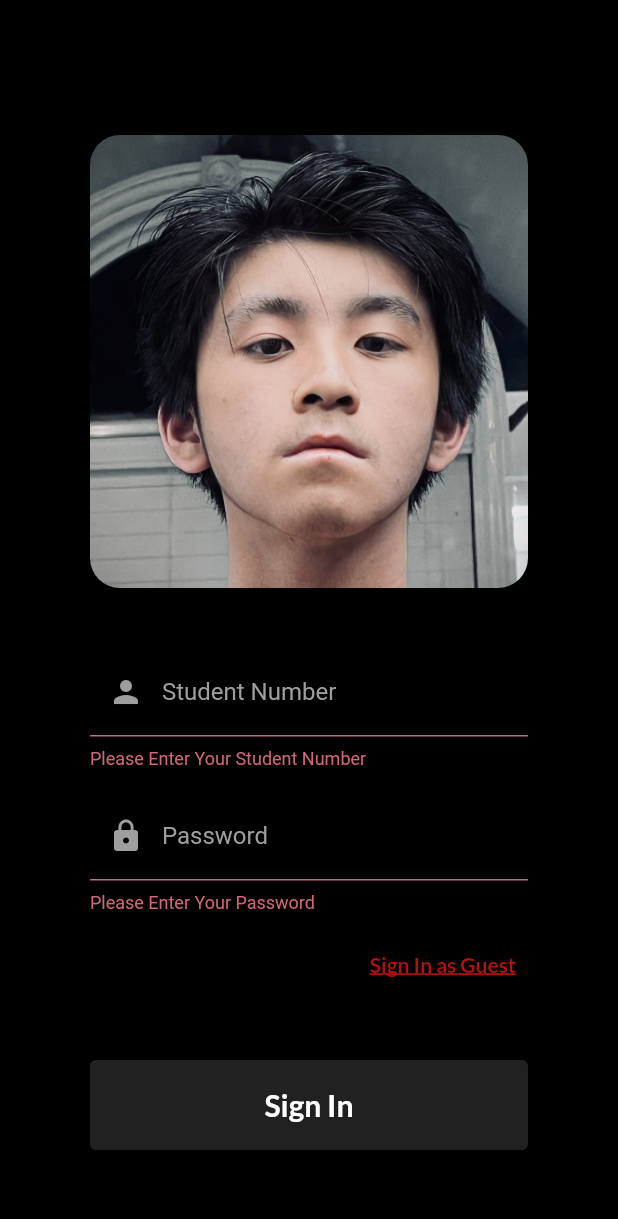
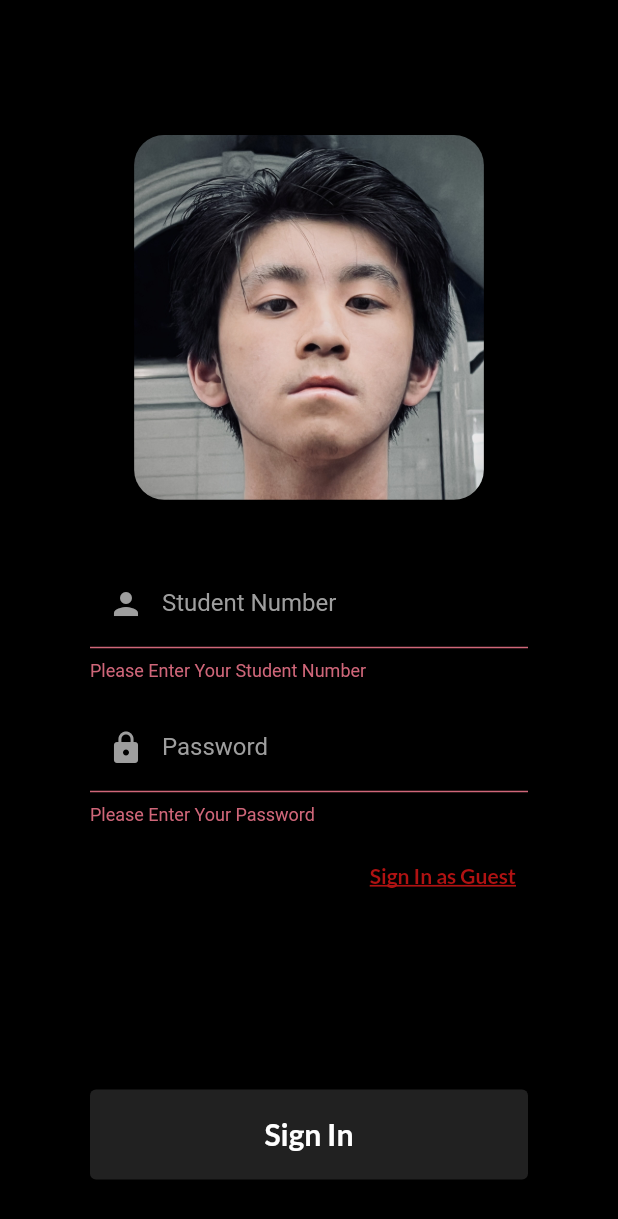
Before and after one commit to EdisonCai2007/UHS-StudentTools, a Flutter app: the screen it shows after launch, after a tap on "Sign In", on a phone screen of 412 x 824 dp. Shown: the top 1219 px of the screen. Run offline on Flutter 3.47's test engine with Material 3 defaults, Android fonts, the phone set to English and light mode, and no system bars; our stand-ins replace firebase_core, firebase_storage, google_fonts, lottie, percent_indicator, shared_preferences; missing offline and left inert: gsheets; accounts and stored records are empty; key blocks and very long unbroken strings in the code were emptied for the run.

Commit message:
Patch v0.3.3 - Fixed pixel overflow error. - Added a 1 second timeout for invalid login due to the post taking ~4 seconds before the alertdialog would pop up (teachassist website issue). - Fixed an issue with spamming the sign in button whilst waiting for invalid login alert dialog.

```diff
--- a/lib/screens/guidance_screen/appointment_picker_container.dart
+++ b/lib/screens/guidance_screen/appointment_picker_container.dart
@@ -16,8 +16,7 @@ class AppointmentPickerContainer extends StatefulWidget {
       _AppointmentPickerContainerState();
 }
 
-class _AppointmentPickerContainerState
-    extends State<AppointmentPickerContainer> {
+class _AppointmentPickerContainerState extends State<AppointmentPickerContainer> {
   dom.Document guidanceDateHtmlData = dom.Document();
   dom.Document guidanceTimeHtmlData = dom.Document();
   List dateSchedule = [];
--- a/lib/screens/login_screen.dart
+++ b/lib/screens/login_screen.dart
@@ -17,6 +17,8 @@ class LoginScreen extends StatefulWidget {
   @override
   State<LoginScreen> createState() => _LoginScreenState();
 }
+
+bool buttonClickable = true;
 
 class _LoginScreenState extends State<LoginScreen> {
   final TextEditingController _usernameController = TextEditingController();
@@ -69,7 +71,7 @@ class _LoginScreenState extends State<LoginScreen> {
                 */
 
                 Flexible(
-                  flex: 2,
+                  flex: 3,
                   child: Padding(
                     padding: const EdgeInsets.symmetric(horizontal: 60, vertical: 20),//EdgeInsets.all(50),
                     child: Column(
@@ -132,17 +134,25 @@ class _LoginScreenState extends State<LoginScreen> {
                           ),
                         ),
                         onPressed: () async {
+                          print(buttonClickable);
+                          if (buttonClickable) {
                             if (Form.of(context).validate()) {
                               String username = _usernameController.text.trim();
                               String password = _passwordController.text.trim();
 
-                            var response = await authorizeUser(username, password);
+                              var response = await authorizeUser(
+                                  username, password);
                               if (response[0] == 'Failed to Authorize User') {
                                 if (!context.mounted) return;
-                              showDialog(context: context, builder: (context) => const TeachAssistErrorAlert());
+                                showDialog(context: context,
+                                    builder: (
+                                        context) => const TeachAssistErrorAlert());
                               } else if (response[0] == 'Invalid Login') {
                                 if (!context.mounted) return;
-                              showDialog(context: context, builder: (context) => const InvalidLoginAlert());
+                                if (buttonClickable) {
+                                  buttonClickable = false;
+                                  showDialog(context: context, builder: (context) => const InvalidLoginAlert(), barrierDismissible: false);
+                                }
                               } else {
                                 // print('Valid Login');
                                 sharedPrefs.username = username;
@@ -151,6 +161,7 @@ class _LoginScreenState extends State<LoginScreen> {
                                 await TeachAssistModel().init();
                                 if (!context.mounted) return;
                                 Navigator.pushNamed(context, '/homeScreen');
+                              }
                             }
                           }
                         },
@@ -261,7 +272,7 @@ class _PasswordFieldState extends State<PasswordField> {
         ),
         validator: (PassCurrentValue){
           var passNonNullValue=PassCurrentValue??"";
-          if(passNonNullValue.isEmpty){
+          if (passNonNullValue.isEmpty){
             return ("Please Enter Your Password");
           }
           return null;
@@ -280,7 +291,7 @@ class InvalidLoginAlert extends StatelessWidget {
   Widget build(BuildContext context) {
     return AlertDialog(
       title: const Text('INVALID LOGIN'),
-      content: const Text('The username and password doesn\'t match. Please try again.'),
+      content: const Text('Incorrect username and/or password. Please try again.'),
       actions: [
         TextButton(
           child: Text('RETRY',
@@ -288,7 +299,11 @@ class InvalidLoginAlert extends StatelessWidget {
             fontSize: 16, fontWeight: FontWeight.w900,
             color: Theme.of(context).colorScheme.secondary)
           ),
-          onPressed: () => Navigator.pop(context),)
+          onPressed: () {
+            buttonClickable = true;
+            Navigator.pop(context);
+          }
+        )
       ],
     );
   }
```
Also changed, not shown: lib/models_services/teachassist_model.dart (+5 -5 lines). Lines whose indentation alone changed are shown as unchanged.
